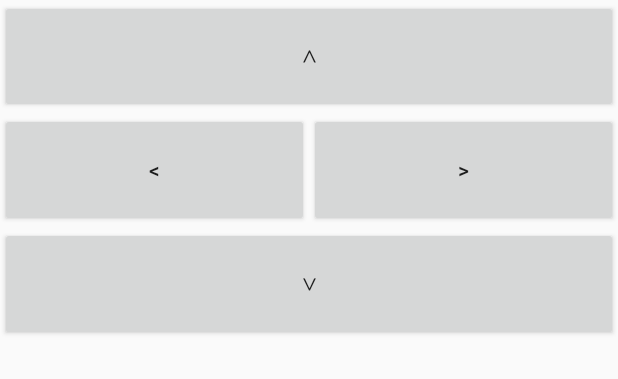
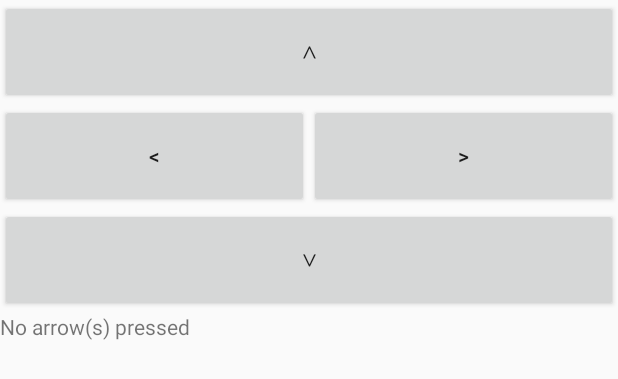
Before and after one commit to joy-kitson/RoomRover, an Android app: the layout controller_layout.xml on its own in the app's theme, with its tools: preview values and no code run, on a phone screen of 412 x 824 dp. Shown: the top 379 px of the screen. Run offline under Robolectric (Android 15) with nearby library versions, the phone set to English and light mode, and no system bars.

Commit message:
moved arrow buttons to controller activity

```diff
--- a/app/src/main/res/layout/controller_layout.xml
+++ b/app/src/main/res/layout/controller_layout.xml
@@ -2,7 +2,8 @@
 <android.support.constraint.ConstraintLayout xmlns:android="http://schemas.android.com/apk/res/android"
     android:layout_width="match_parent"
     android:layout_height="match_parent"
-    xmlns:tools="http://schemas.android.com/tools">
+    xmlns:tools="http://schemas.android.com/tools"
+    xmlns:app="http://schemas.android.com/apk/res-auto">
 
     <RelativeLayout
         android:id="@+id/arrows"
@@ -61,7 +62,16 @@
                 tools:layout_editor_absoluteY="200dp" />
 
 
+            <TextView
+                android:id="@id/text"
+                android:layout_width="wrap_content"
+                android:layout_height="wrap_content"
+                android:layout_centerHorizontal="true"
+                android:layout_centerVertical="true"
+                android:text="@string/no_arrow"
+                app:layout_constraintTop_toBottomOf="@id/arrows" />
         </LinearLayout>
+
 
     </RelativeLayout>
 </android.support.constraint.ConstraintLayout>
--- a/app/src/main/res/values/strings.xml
+++ b/app/src/main/res/values/strings.xml
@@ -3,4 +3,5 @@
     <string name="no_arrow">No arrow(s) pressed</string>
     <string name="left_arrow">&lt;</string>
     <string name="right_arrow">&gt;</string>
+    <string name="bt_header">Discovered Devices:</string>
 </resources>
```
Also changed, not shown: app/src/main/AndroidManifest.xml (+9 -0 lines), app/src/main/java/com/example/tkitson/roomrover/ControllerActivity.java (+16 -0 lines), app/src/main/java/com/example/tkitson/roomrover/RoverMain.java (+0 -15 lines), app/src/main/res/layout/activity_rover_main.xml (+0 -9 lines).
